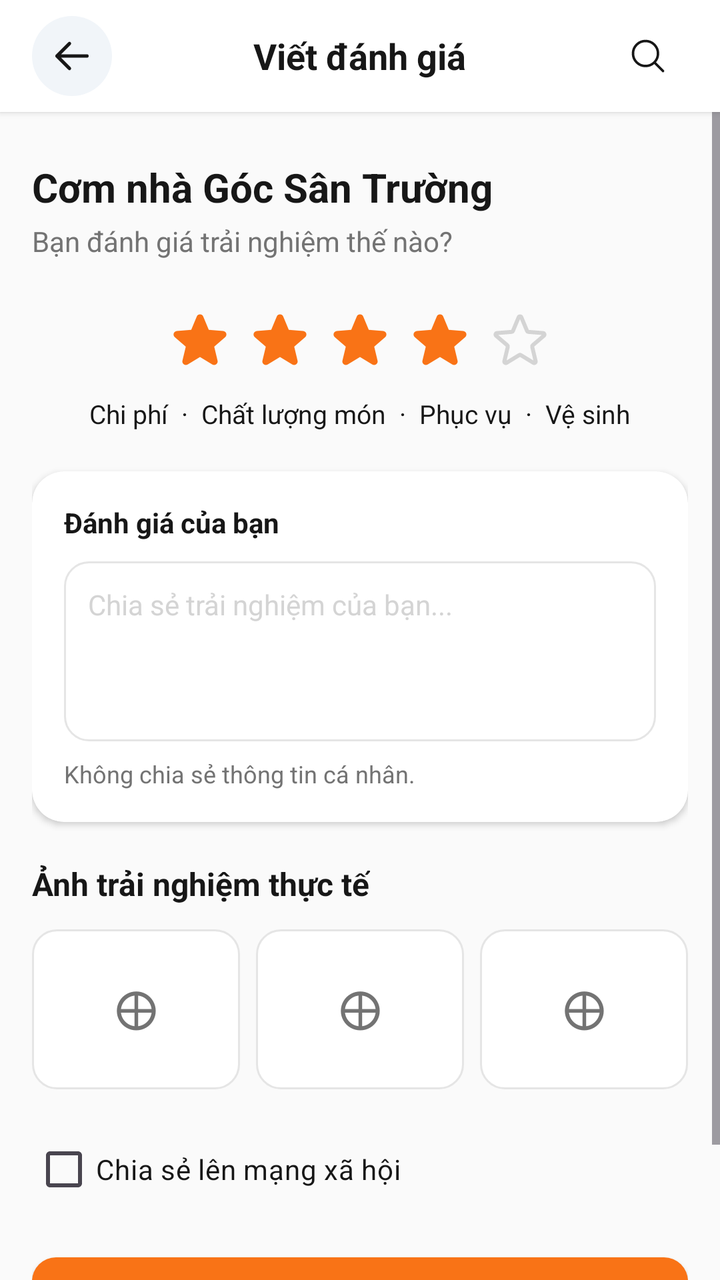
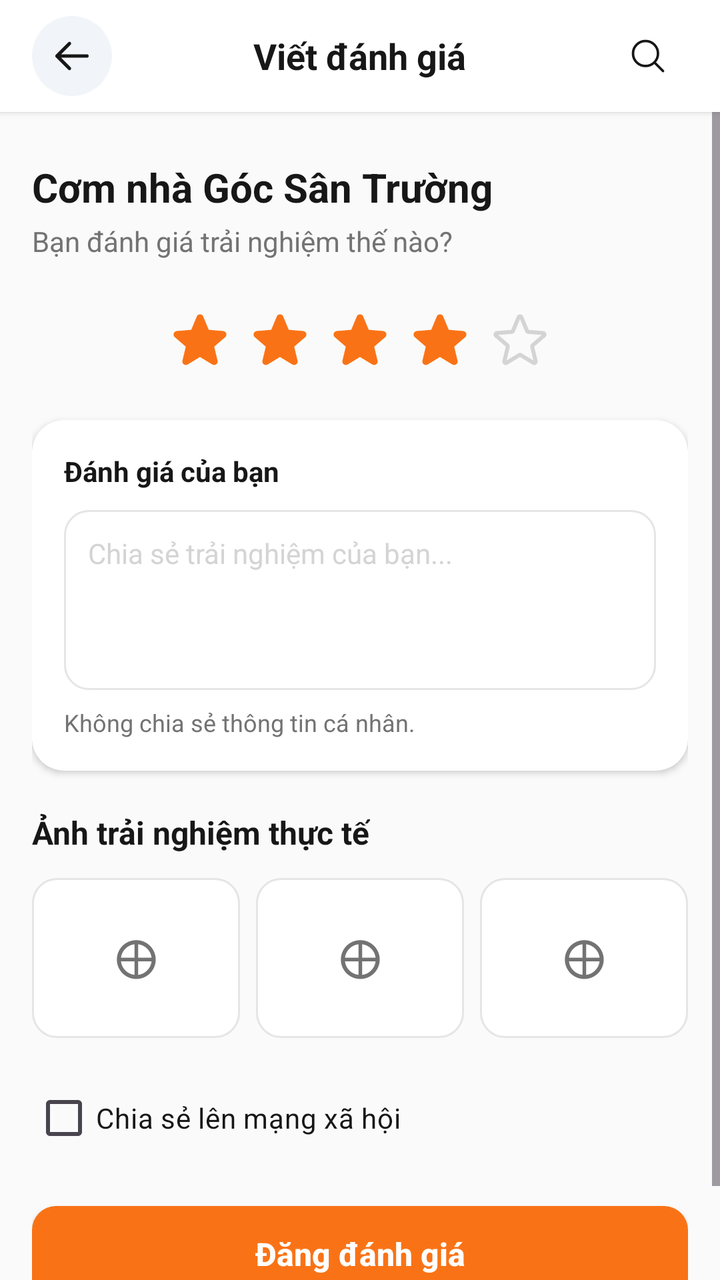

Screens rendered from an Android XML layout before and after an edit, with the pre-edit source and the edit as a unified diff.
<!-- AndroidManifest.xml: application theme Theme.Unieats -->
<!-- res/layout/activity_write_review.xml -->
<?xml version="1.0" encoding="utf-8"?>
<LinearLayout xmlns:android="http://schemas.android.com/apk/res/android"
    xmlns:app="http://schemas.android.com/apk/res-auto"
    xmlns:tools="http://schemas.android.com/tools"
    android:id="@+id/main"
    android:layout_width="match_parent"
    android:layout_height="match_parent"
    android:background="@color/canvas"
    android:orientation="vertical"
    tools:context=".activities.restaurants.WriteReviewActivity">

    
    <RelativeLayout
        android:layout_width="match_parent"
        android:layout_height="56dp"
        android:background="@color/neutral_0"
        android:elevation="2dp"
        android:paddingHorizontal="16dp">

        <ImageView
            android:id="@+id/tvBack"
            android:layout_width="40dp"
            android:layout_height="40dp"
            android:layout_alignParentStart="true"
            android:layout_centerVertical="true"
            android:background="@drawable/bg_circle_orange"
            android:backgroundTint="#F1F5F9"
            android:clickable="true"
            android:focusable="true"
            android:padding="10dp"
            android:src="@drawable/ic_arrow_left"
            app:tint="@color/neutral_900" />

        <TextView
            android:id="@+id/tvHeaderTitle"
            android:layout_width="wrap_content"
            android:layout_height="wrap_content"
            android:layout_centerInParent="true"
            android:text="Viết đánh giá"
            android:textColor="@color/neutral_900"
            android:textSize="18sp"
            android:textStyle="bold" />

        <ImageView
            android:id="@+id/tvHeaderSearchIcon"
            android:layout_width="40dp"
            android:layout_height="40dp"
            android:layout_alignParentEnd="true"
            android:layout_centerVertical="true"
            android:clickable="true"
            android:focusable="true"
            android:padding="10dp"
            android:src="@drawable/ic_search"
            app:tint="@color/neutral_900" />
    </RelativeLayout>

    <ScrollView
        android:layout_width="match_parent"
        android:layout_height="match_parent"
        android:fillViewport="true">

        <LinearLayout
            android:layout_width="match_parent"
            android:layout_height="wrap_content"
            android:orientation="vertical"
            android:padding="16dp">

            
            <TextView
                android:id="@+id/tvRestaurantName"
                android:layout_width="wrap_content"
                android:layout_height="wrap_content"
                android:layout_marginTop="8dp"
                android:text="Cơm nhà Góc Sân Trường"
                android:textColor="@color/neutral_900"
                android:textSize="20sp"
                android:textStyle="bold" />

            <TextView
                android:id="@+id/tvRatingPrompt"
                android:layout_width="wrap_content"
                android:layout_height="wrap_content"
                android:layout_marginTop="4dp"
                android:text="Bạn đánh giá trải nghiệm thế nào?"
                android:textColor="@color/neutral_500"
                android:textSize="14sp" />

            
            <LinearLayout
                android:layout_width="wrap_content"
                android:layout_height="wrap_content"
                android:layout_gravity="center_horizontal"
                android:layout_marginTop="20dp"
                android:orientation="horizontal">

                <ImageView
                    android:id="@+id/tvStar1"
                    android:layout_width="40dp"
                    android:layout_height="40dp"
                    android:clickable="true"
                    android:focusable="true"
                    android:padding="4dp"
                    android:src="@drawable/ic_star_filled"
                    app:tint="@color/orange_500" />

                <ImageView
                    android:id="@+id/tvStar2"
                    android:layout_width="40dp"
                    android:layout_height="40dp"
                    android:clickable="true"
                    android:focusable="true"
                    android:padding="4dp"
                    android:src="@drawable/ic_star_filled"
                    app:tint="@color/orange_500" />

                <ImageView
                    android:id="@+id/tvStar3"
                    android:layout_width="40dp"
                    android:layout_height="40dp"
                    android:clickable="true"
                    android:focusable="true"
                    android:padding="4dp"
                    android:src="@drawable/ic_star_filled"
                    app:tint="@color/orange_500" />

                <ImageView
                    android:id="@+id/tvStar4"
                    android:layout_width="40dp"
                    android:layout_height="40dp"
                    android:clickable="true"
                    android:focusable="true"
                    android:padding="4dp"
                    android:src="@drawable/ic_star_filled"
                    app:tint="@color/orange_500" />

                <ImageView
                    android:id="@+id/tvStar5"
                    android:layout_width="40dp"
                    android:layout_height="40dp"
                    android:clickable="true"
                    android:focusable="true"
                    android:padding="4dp"
                    android:src="@drawable/ic_star_outline"
                    app:tint="@color/neutral_300" />
            </LinearLayout>

            <TextView
                android:layout_width="wrap_content"
                android:layout_height="wrap_content"
                android:layout_gravity="center_horizontal"
                android:layout_marginTop="8dp"
                android:text="Chi phí  ·  Chất lượng món  ·  Phục vụ  ·  Vệ sinh"
                android:textColor="@color/neutral_900"
                android:textSize="13sp" />

            
            <androidx.cardview.widget.CardView
                android:layout_width="match_parent"
                android:layout_height="wrap_content"
                android:layout_marginTop="20dp"
                app:cardBackgroundColor="@color/neutral_0"
                app:cardCornerRadius="16dp"
                app:cardElevation="2dp">

                <LinearLayout
                    android:layout_width="match_parent"
                    android:layout_height="wrap_content"
                    android:orientation="vertical"
                    android:padding="16dp">

                    <TextView
                        android:layout_width="wrap_content"
                        android:layout_height="wrap_content"
                        android:text="Đánh giá của bạn"
                        android:textColor="@color/neutral_900"
                        android:textSize="14sp"
                        android:textStyle="bold" />

                    <EditText
                        android:id="@+id/etReviewComment"
                        android:layout_width="match_parent"
                        android:layout_height="90dp"
                        android:layout_marginTop="10dp"
                        android:background="@drawable/bg_input_field"
                        android:gravity="top|start"
                        android:hint="Chia sẻ trải nghiệm của bạn..."
                        android:inputType="textMultiLine"
                        android:padding="12dp"
                        android:textColor="@color/neutral_900"
                        android:textColorHint="@color/neutral_300"
                        android:textSize="14sp" />

                    <TextView
                        android:layout_width="wrap_content"
                        android:layout_height="wrap_content"
                        android:layout_marginTop="8dp"
                        android:text="Không chia sẻ thông tin cá nhân."
                        android:textColor="@color/neutral_500"
                        android:textSize="12sp" />
                </LinearLayout>
            </androidx.cardview.widget.CardView>

            
            <TextView
                android:layout_width="wrap_content"
                android:layout_height="wrap_content"
                android:layout_marginTop="20dp"
                android:text="Ảnh trải nghiệm thực tế"
                android:textColor="@color/neutral_900"
                android:textSize="16sp"
                android:textStyle="bold" />

            <LinearLayout
                android:layout_width="match_parent"
                android:layout_height="wrap_content"
                android:layout_marginTop="12dp"
                android:orientation="horizontal">

                
                <TextView
                    android:id="@+id/tvAddPhoto1"
                    android:layout_width="0dp"
                    android:layout_height="80dp"
                    android:layout_marginEnd="8dp"
                    android:layout_weight="1"
                    android:background="@drawable/bg_input_field"
                    android:clickable="true"
                    android:focusable="true"
                    android:gravity="center"
                    android:text="⊕"
                    android:textColor="@color/neutral_500"
                    android:textSize="28sp" />

                
                <TextView
                    android:id="@+id/tvAddPhoto2"
                    android:layout_width="0dp"
                    android:layout_height="80dp"
                    android:layout_marginEnd="8dp"
                    android:layout_weight="1"
                    android:background="@drawable/bg_input_field"
                    android:clickable="true"
                    android:focusable="true"
                    android:gravity="center"
                    android:text="⊕"
                    android:textColor="@color/neutral_500"
                    android:textSize="28sp" />

                
                <TextView
                    android:id="@+id/tvAddPhoto3"
                    android:layout_width="0dp"
                    android:layout_height="80dp"
                    android:layout_weight="1"
                    android:background="@drawable/bg_input_field"
                    android:clickable="true"
                    android:focusable="true"
                    android:gravity="center"
                    android:text="⊕"
                    android:textColor="@color/neutral_500"
                    android:textSize="28sp" />
            </LinearLayout>

            
            <CheckBox
                android:id="@+id/cbShareSocial"
                android:layout_width="wrap_content"
                android:layout_height="wrap_content"
                android:layout_marginTop="16dp"
                android:text="Chia sẻ lên mạng xã hội"
                android:textColor="@color/neutral_900"
                android:textSize="14sp" />

            
            <androidx.appcompat.widget.AppCompatButton
                android:id="@+id/btnPostReview"
                android:layout_width="match_parent"
                android:layout_height="48dp"
                android:layout_marginTop="20dp"
                android:layout_marginBottom="24dp"
                android:background="@drawable/bg_button_orange"
                android:text="Đăng đánh giá"
                android:textAllCaps="false"
                android:textColor="@color/neutral_0"
                android:textSize="16sp"
                android:textStyle="bold" />

        </LinearLayout>
    </ScrollView>
</LinearLayout>
<!-- resources referenced by this layout -->
<resources>
  <color name="canvas">@color/neutral_50</color>
  <color name="neutral_0">#FFFFFF</color>
  <color name="neutral_300">#D4D4D4</color>
  <color name="neutral_500">#737373</color>
  <color name="neutral_900">#171717</color>
  <color name="orange_500">#F97316</color>
  <!-- drawable bg_button_orange (drawable) -->
  <?xml version="1.0" encoding="utf-8"?>
  <shape xmlns:android="http://schemas.android.com/apk/res/android"
      android:shape="rectangle">
      <solid android:color="@color/orange_500" />
      <corners android:radius="12dp" />
  </shape>
  <!-- drawable bg_circle_orange (drawable) -->
  <?xml version="1.0" encoding="utf-8"?>
  <shape xmlns:android="http://schemas.android.com/apk/res/android"
      android:shape="oval">
      <solid android:color="@color/orange_500" />
  </shape>
  <!-- drawable bg_input_field (drawable) -->
  <?xml version="1.0" encoding="utf-8"?>
  <shape xmlns:android="http://schemas.android.com/apk/res/android"
      android:shape="rectangle">
      <solid android:color="@color/neutral_0" />
      <stroke
          android:width="1dp"
          android:color="@color/neutral_200" />
      <corners android:radius="12dp" />
  </shape>
  <!-- drawable ic_arrow_left (drawable) -->
  <vector xmlns:android="http://schemas.android.com/apk/res/android"
      android:width="24dp"
      android:height="24dp"
      android:viewportWidth="24"
      android:viewportHeight="24">
      <path
          android:strokeColor="#0F172A"
          android:strokeWidth="2.0"
          android:strokeLineCap="round"
          android:strokeLineJoin="round"
          android:pathData="M 10.5 19.5 L 3 12 M 3 12 L 10.5 4.5 M 3 12 H 21" />
  </vector>
  <!-- drawable ic_search (drawable) -->
  <vector xmlns:android="http://schemas.android.com/apk/res/android"
      android:width="24dp"
      android:height="24dp"
      android:viewportWidth="24"
      android:viewportHeight="24">
      <path
          android:strokeColor="#64748B"
          android:strokeWidth="1.5"
          android:strokeLineCap="round"
          android:strokeLineJoin="round"
          android:pathData="M 21 21 L 15.8033 15.8033 M 15.8033 15.8033 C 17.1605 14.4461 18 12.5711 18 10.5 C 18 6.35786 14.6421 3 10.5 3 C 6.35786 3 3 6.35786 3 10.5 C 3 14.6421 6.35786 18 10.5 18 C 12.5711 18 14.4461 17.1605 15.8033 15.8033 Z" />
  </vector>
  <!-- drawable ic_star_filled (drawable) -->
  <vector xmlns:android="http://schemas.android.com/apk/res/android"
      android:width="24dp"
      android:height="24dp"
      android:viewportWidth="24"
      android:viewportHeight="24">
      <path
          android:fillColor="#F59E0B"
          android:fillType="evenOdd"
          android:pathData="M 10.7881 3.21068 C 11.2364 2.13274 12.7635 2.13273 13.2118 3.21068 L 15.2938 8.2164 L 20.6979 8.64964 C 21.8616 8.74293 22.3335 10.1952 21.4469 10.9547 L 17.3295 14.4817 L 18.5874 19.7551 C 18.8583 20.8908 17.6229 21.7883 16.6266 21.1798 L 11.9999 18.3538 L 7.37329 21.1798 C 6.37697 21.7883 5.14158 20.8908 5.41246 19.7551 L 6.67038 14.4817 L 2.55303 10.9547 C 1.66639 10.1952 2.13826 8.74293 3.302 8.64964 L 8.70609 8.2164 L 10.7881 3.21068 Z" />
  </vector>
  <style name="Theme.Unieats" parent="Base.Theme.UniEats" />
  <color name="neutral_50">#FAFAFA</color>
  <color name="neutral_200">#E5E5E5</color>
  <style name="Base.Theme.UniEats" parent="Theme.Material3.DayNight.NoActionBar">
          
      </style>
  <!-- unchanged entries left out for length: 1 -->
</resources>

<!-- the commit's change to res/layout/activity_write_review.xml (unified diff, before → after) -->
@@ -144,15 +144,6 @@
                     app:tint="@color/neutral_300" />
             </LinearLayout>
 
-            <TextView
-                android:layout_width="wrap_content"
-                android:layout_height="wrap_content"
-                android:layout_gravity="center_horizontal"
-                android:layout_marginTop="8dp"
-                android:text="Chi phí  ·  Chất lượng món  ·  Phục vụ  ·  Vệ sinh"
-                android:textColor="@color/neutral_900"
-                android:textSize="13sp" />
-
             
             <androidx.cardview.widget.CardView
                 android:layout_width="match_parent"
